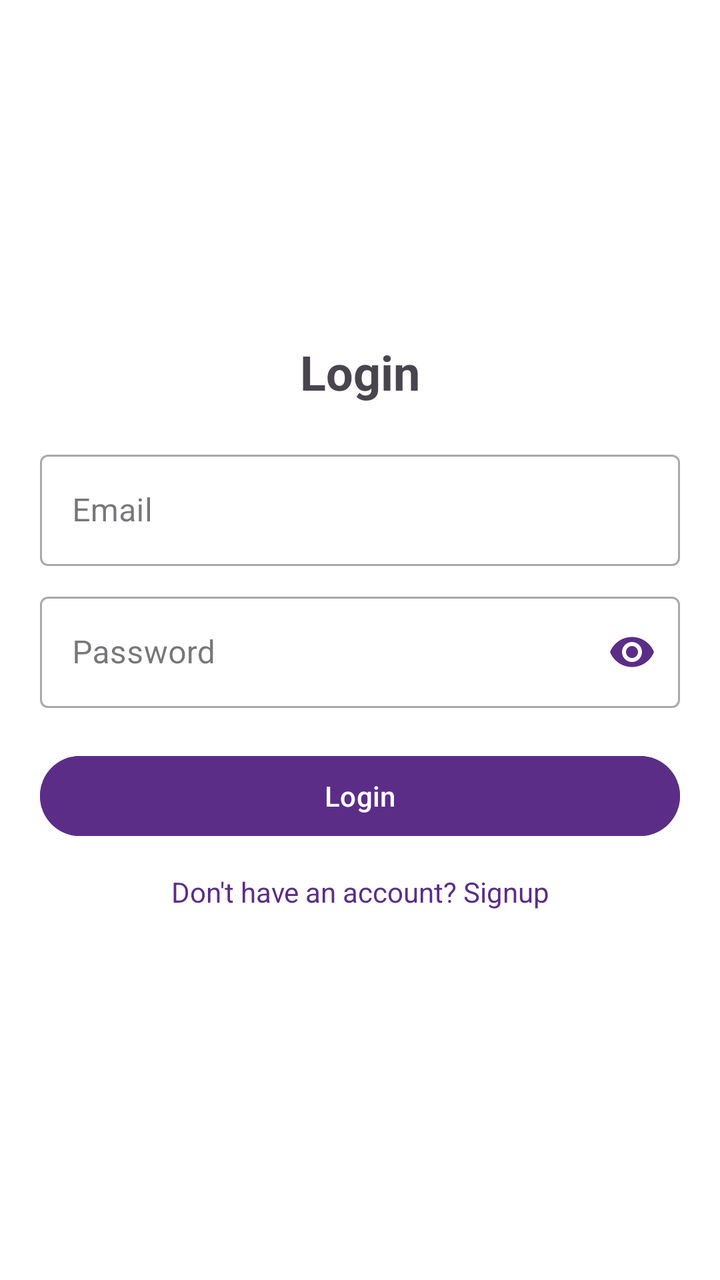
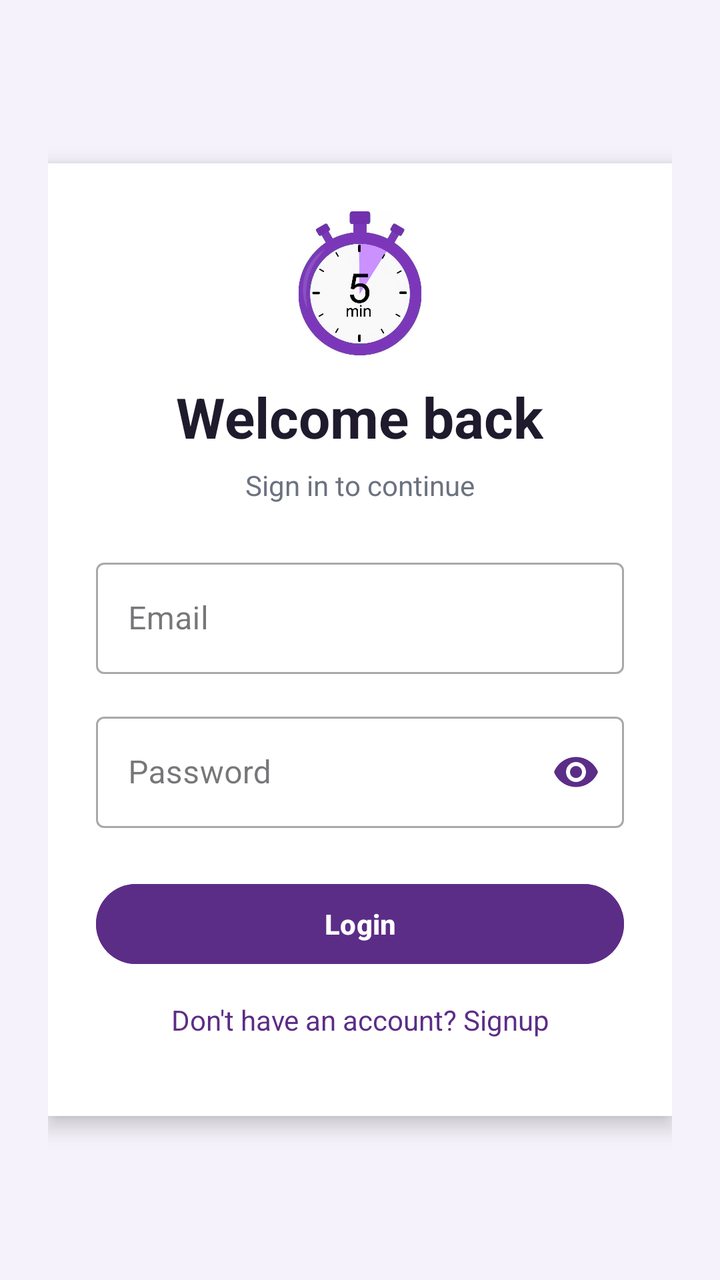

The first picture is an Android layout as it rendered before a commit; the second is the same layout after the commit. The layout source and the unified diff follow.
<!-- AndroidManifest.xml: application theme Theme.QuickHire -->
<!-- res/layout/activity_login.xml -->
<?xml version="1.0" encoding="utf-8"?>
<LinearLayout xmlns:android="http://schemas.android.com/apk/res/android"
    xmlns:app="http://schemas.android.com/apk/res-auto"
    xmlns:tools="http://schemas.android.com/tools"
    android:layout_width="match_parent"
    android:layout_height="match_parent"
    android:background="@color/white"
    android:gravity="center"
    android:orientation="vertical"
    android:padding="@dimen/login_padding"
    tools:context=".LoginActivity">

    <TextView
        android:layout_width="wrap_content"
        android:layout_height="wrap_content"
        android:layout_gravity="center"
        android:text="Login"
        android:textSize="24sp"
        android:textStyle="bold"
        android:layout_marginTop="@dimen/title_margin_top"/>

    <com.google.android.material.textfield.TextInputLayout
        android:layout_width="match_parent"
        android:layout_height="wrap_content"
        android:layout_marginTop="@dimen/input_margin_top"
        style="@style/Widget.MaterialComponents.TextInputLayout.OutlinedBox">

        <com.google.android.material.textfield.TextInputEditText
            android:id="@+id/username"
            android:layout_width="match_parent"
            android:layout_height="wrap_content"
            android:hint="Email"
            android:inputType="textEmailAddress"/>
    </com.google.android.material.textfield.TextInputLayout>

    <com.google.android.material.textfield.TextInputLayout
        android:id="@+id/passwordInputLayout"
        android:layout_width="match_parent"
        android:layout_height="wrap_content"
        android:layout_marginTop="@dimen/password_margin_top"
        app:passwordToggleEnabled="true"
        app:passwordToggleTint="@color/purple"
        style="@style/Widget.MaterialComponents.TextInputLayout.OutlinedBox">

        <com.google.android.material.textfield.TextInputEditText
            android:id="@+id/password"
            android:layout_width="match_parent"
            android:layout_height="wrap_content"
            android:hint="Password"
            android:inputType="textPassword"/>
    </com.google.android.material.textfield.TextInputLayout>

    <Button
        android:id="@+id/loginButton"
        android:layout_width="match_parent"
        android:layout_height="wrap_content"
        android:layout_marginTop="@dimen/button_margin_top"
        android:backgroundTint="@color/purple"
        android:text="Login"
        android:textColor="@color/white"/>

    <TextView
        android:id="@+id/signupRedirectText"
        android:layout_width="wrap_content"
        android:layout_height="wrap_content"
        android:layout_gravity="center"
        android:clickable="true"
        android:focusable="true"
        android:padding="12dp"
        android:text="Don't have an account? Signup"
        android:textColor="@color/purple"
        android:textSize="14sp"
        android:minWidth="48dp"
        android:minHeight="48dp"
        android:gravity="center"/>
</LinearLayout>
<!-- resources referenced by this layout -->
<resources>
  <color name="purple">#5C2D87</color>
  <color name="white">#FFFFFFFF</color>
  <dimen name="button_margin_top">20dp</dimen>
      //categories
  <dimen name="input_margin_top">20dp</dimen>
  <dimen name="login_padding">20dp</dimen>
  <dimen name="password_margin_top">10dp</dimen>
  <dimen name="title_margin_top">0dp</dimen>
  <style name="Theme.QuickHire" parent="Base.Theme.QuickHire" />
  <style name="Base.Theme.QuickHire" parent="Theme.Material3.DayNight.NoActionBar">
          
          
      </style>
</resources>

<!-- the commit's change to res/layout/activity_login.xml (unified diff, before → after) -->
@@ -4,73 +4,104 @@
     xmlns:tools="http://schemas.android.com/tools"
     android:layout_width="match_parent"
     android:layout_height="match_parent"
-    android:background="@color/white"
+    android:background="#F6F2FB"
     android:gravity="center"
     android:orientation="vertical"
-    android:padding="@dimen/login_padding"
+    android:padding="24dp"
     tools:context=".LoginActivity">
 
-    <TextView
-        android:layout_width="wrap_content"
-        android:layout_height="wrap_content"
-        android:layout_gravity="center"
-        android:text="Login"
-        android:textSize="24sp"
-        android:textStyle="bold"
-        android:layout_marginTop="@dimen/title_margin_top"/>
-
-    <com.google.android.material.textfield.TextInputLayout
+    <LinearLayout
         android:layout_width="match_parent"
         android:layout_height="wrap_content"
-        android:layout_marginTop="@dimen/input_margin_top"
-        style="@style/Widget.MaterialComponents.TextInputLayout.OutlinedBox">
+        android:maxWidth="420dp"
+        android:background="#FFFFFF"
+        android:elevation="6dp"
+        android:orientation="vertical"
+        android:padding="24dp"
+        android:clipToPadding="false"
+        android:layout_marginTop="16dp"
+        android:layout_marginBottom="16dp">
 
-        <com.google.android.material.textfield.TextInputEditText
-            android:id="@+id/username"
+        <ImageView
+            android:layout_width="72dp"
+            android:layout_height="72dp"
+            android:layout_gravity="center_horizontal"
+            android:src="@drawable/image1"
+            android:contentDescription="QuickHire logo"
+            android:layout_marginBottom="12dp"/>
+
+        <TextView
+            android:layout_width="wrap_content"
+            android:layout_height="wrap_content"
+            android:layout_gravity="center_horizontal"
+            android:text="Welcome back"
+            android:textColor="#1F1B2D"
+            android:textSize="28sp"
+            android:textStyle="bold"/>
+
+        <TextView
+            android:layout_width="wrap_content"
+            android:layout_height="wrap_content"
+            android:layout_gravity="center_horizontal"
+            android:layout_marginTop="6dp"
+            android:text="Sign in to continue"
+            android:textColor="#6B7280"
+            android:textSize="14sp"/>
+
+        <com.google.android.material.textfield.TextInputLayout
             android:layout_width="match_parent"
             android:layout_height="wrap_content"
-            android:hint="Email"
-            android:inputType="textEmailAddress"/>
-    </com.google.android.material.textfield.TextInputLayout>
+            android:layout_marginTop="24dp"
+            style="@style/Widget.MaterialComponents.TextInputLayout.OutlinedBox">
 
-    <com.google.android.material.textfield.TextInputLayout
-        android:id="@+id/passwordInputLayout"
-        android:layout_width="match_parent"
-        android:layout_height="wrap_content"
-        android:layout_marginTop="@dimen/password_margin_top"
-        app:passwordToggleEnabled="true"
-        app:passwordToggleTint="@color/purple"
-        style="@style/Widget.MaterialComponents.TextInputLayout.OutlinedBox">
+            <com.google.android.material.textfield.TextInputEditText
+                android:id="@+id/username"
+                android:layout_width="match_parent"
+                android:layout_height="wrap_content"
+                android:hint="Email"
+                android:inputType="textEmailAddress"/>
+        </com.google.android.material.textfield.TextInputLayout>
 
-        <com.google.android.material.textfield.TextInputEditText
-            android:id="@+id/password"
+        <com.google.android.material.textfield.TextInputLayout
+            android:id="@+id/passwordInputLayout"
             android:layout_width="match_parent"
             android:layout_height="wrap_content"
-            android:hint="Password"
-            android:inputType="textPassword"/>
-    </com.google.android.material.textfield.TextInputLayout>
+            android:layout_marginTop="16dp"
+            app:passwordToggleEnabled="true"
+            app:passwordToggleTint="@color/purple"
+            style="@style/Widget.MaterialComponents.TextInputLayout.OutlinedBox">
 
-    <Button
-        android:id="@+id/loginButton"
-        android:layout_width="match_parent"
-        android:layout_height="wrap_content"
-        android:layout_marginTop="@dimen/button_margin_top"
-        android:backgroundTint="@color/purple"
-        android:text="Login"
-        android:textColor="@color/white"/>
+            <com.google.android.material.textfield.TextInputEditText
+                android:id="@+id/password"
+                android:layout_width="match_parent"
+                android:layout_height="wrap_content"
+                android:hint="Password"
+                android:inputType="textPassword"/>
+        </com.google.android.material.textfield.TextInputLayout>
 
-    <TextView
-        android:id="@+id/signupRedirectText"
-        android:layout_width="wrap_content"
-        android:layout_height="wrap_content"
-        android:layout_gravity="center"
-        android:clickable="true"
-        android:focusable="true"
-        android:padding="12dp"
-        android:text="Don't have an account? Signup"
-        android:textColor="@color/purple"
-        android:textSize="14sp"
-        android:minWidth="48dp"
-        android:minHeight="48dp"
-        android:gravity="center"/>
+        <Button
+            android:id="@+id/loginButton"
+            android:layout_width="match_parent"
+            android:layout_height="wrap_content"
+            android:layout_marginTop="24dp"
+            android:backgroundTint="@color/purple"
+            android:text="Login"
+            android:textColor="@color/white"
+            android:textStyle="bold"/>
+
+        <TextView
+            android:id="@+id/signupRedirectText"
+            android:layout_width="wrap_content"
+            android:layout_height="wrap_content"
+            android:layout_gravity="center"
+            android:clickable="true"
+            android:focusable="true"
+            android:padding="14dp"
+            android:text="Don't have an account? Signup"
+            android:textColor="@color/purple"
+            android:textSize="14sp"
+            android:minWidth="48dp"
+            android:minHeight="48dp"
+            android:gravity="center"/>
+    </LinearLayout>
 </LinearLayout>
<!-- resource entries referenced after the edit -->
@@ -2,12 +2,7 @@
 <resources>
   <color name="purple">#5C2D87</color>
   <color name="white">#FFFFFFFF</color>
-  <dimen name="button_margin_top">20dp</dimen>
-      //categories
-  <dimen name="input_margin_top">20dp</dimen>
-  <dimen name="login_padding">20dp</dimen>
-  <dimen name="password_margin_top">10dp</dimen>
-  <dimen name="title_margin_top">0dp</dimen>
+  <!-- drawable image1: png bitmap (drawable, 177720 bytes) -->
   <style name="Theme.QuickHire" parent="Base.Theme.QuickHire" />
   <style name="Base.Theme.QuickHire" parent="Theme.Material3.DayNight.NoActionBar">
           
